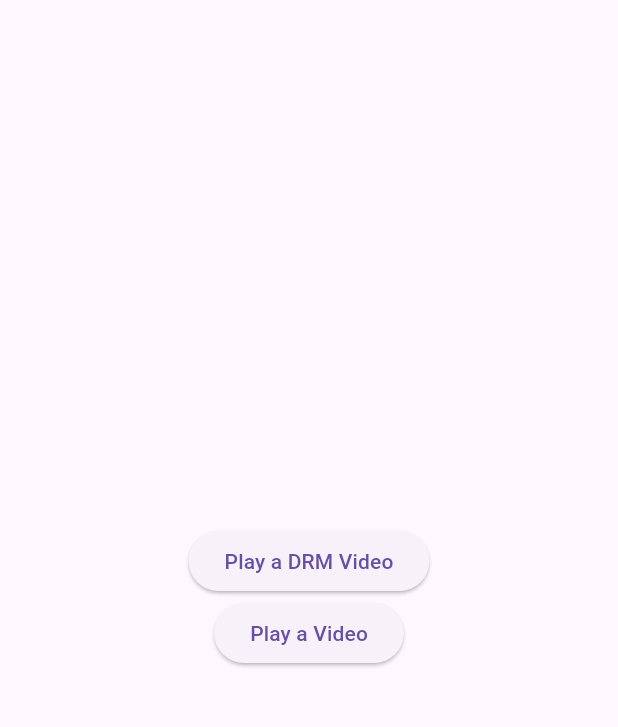
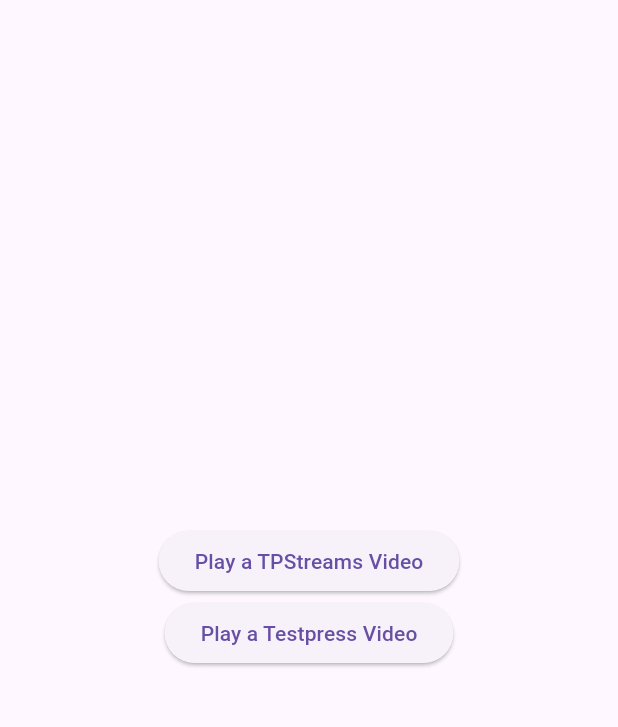
Before and after one commit to testpress/sample_flutter_app, a Flutter app: the screen it shows after launch, on a phone screen of 412 x 824 dp, the part 63-790 px from its top. Run offline on Flutter 3.47's test engine with Material 3 defaults, Android fonts, the phone set to English and light mode, and no system bars; missing offline and left inert: tpstreams_player_sdk.

Commit message:
Play videos from different provider

```diff
--- a/lib/main.dart
+++ b/lib/main.dart
@@ -3,8 +3,6 @@ import 'package:tpstreams_player_sdk/tpstreams_player_sdk.dart';
 import './player_widget.dart';
 
 void main() {
-  TPStreamsSDK.initialize(orgCode: "6eafqn");
-
   runApp(const MyApp());
 }
 
@@ -40,23 +38,23 @@ class HomePage extends StatelessWidget {
               onPressed: () {
                 Navigator.push(
                   context,
-                  MaterialPageRoute(builder: (context) => const PlayerWidget(
-                    assetId: "68PAFnYTjSU",accessToken: "5f3ded52-ace8-487e-809c-10de895872d6",
+                  MaterialPageRoute(builder: (context) => PlayerWidget(
+                    provider: "tpstreams", assetId: "68PAFnYTjSU",accessToken: "5f3ded52-ace8-487e-809c-10de895872d6",
                   )),
                 );
               },
-              child: const Text('Play a DRM Video'),
+              child: const Text('Play a TPStreams Video'),
             ),
             ElevatedButton(
               onPressed: () {
                 Navigator.push(
                   context,
-                  MaterialPageRoute(builder: (context) => const PlayerWidget(
-                    assetId: "peBmzxeQ7Mf",accessToken: "d7ebb4b2-8dee-4dff-bb00-e833195b0756",
+                  MaterialPageRoute(builder: (context) => PlayerWidget(
+                    provider: "testpress", assetId: "1jWroFoTI5K",accessToken: "1f19410f-25e9-4aca-aae7-03b378f583b0",
                   )),
                 );
               },
-              child: const Text('Play a Video'),
+              child: const Text('Play a Testpress Video'),
             ),
           ],
         ),
--- a/lib/player_widget.dart
+++ b/lib/player_widget.dart
@@ -4,8 +4,13 @@ import 'package:tpstreams_player_sdk/tpstreams_player_sdk.dart';
 class PlayerWidget extends StatelessWidget {
   final String assetId;
   final String accessToken;
+  final String provider;
 
-  const PlayerWidget({super.key, required this.assetId, required this.accessToken});
+  PlayerWidget({super.key, required this.assetId, required this.accessToken, required this.provider}) {
+    TPStreamsSDK.initialize(
+        provider: provider == "testpress" ? PROVIDER.testpress : PROVIDER.tpstreams,
+        orgCode: provider == "testpress" ? "lmsdemo" : "6eafqn");
+  }
 
   @override
   Widget build(BuildContext context) {
```
